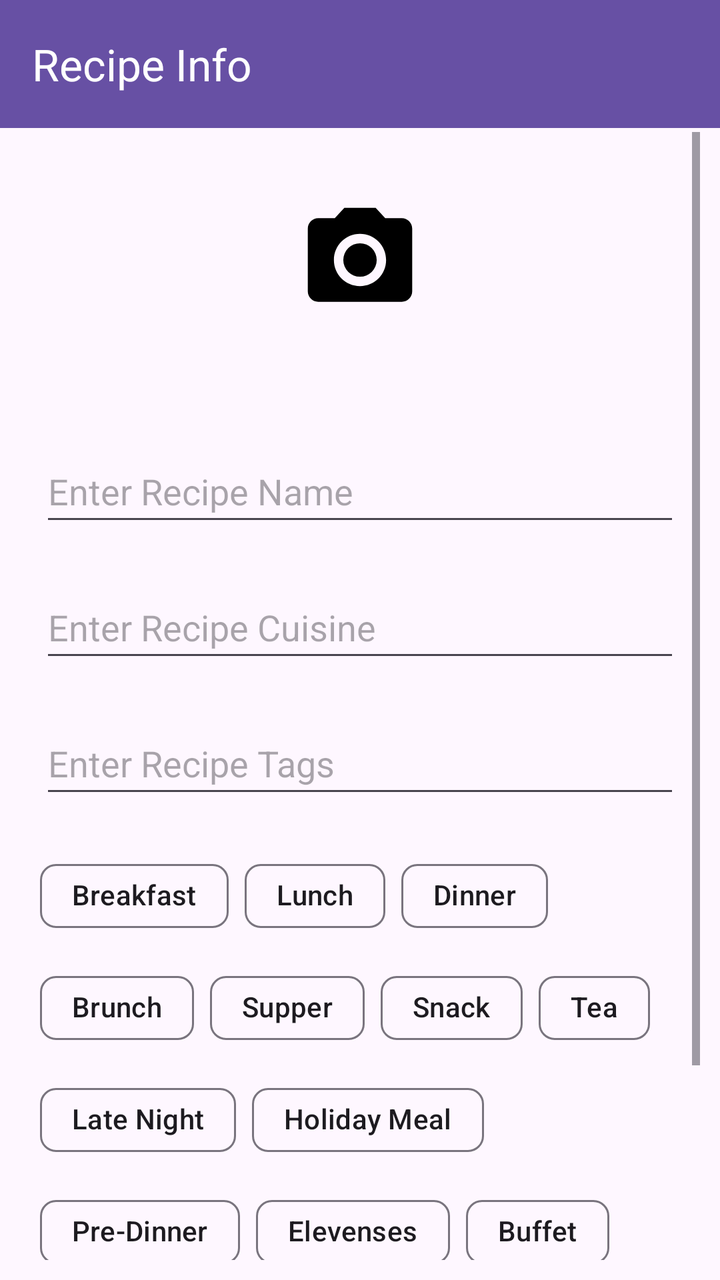
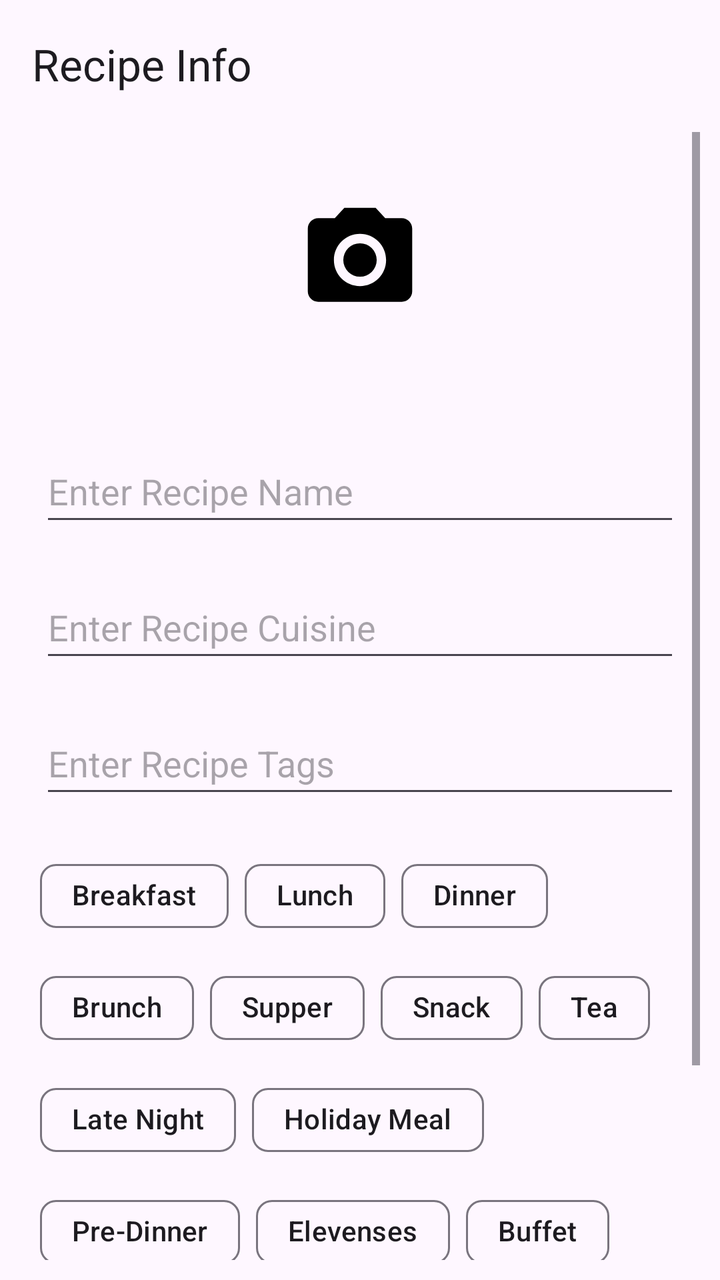

Two renders of the same Android screen: before a commit and after it. Below are the layout's source before the change and the commit's diff.
<!-- AndroidManifest.xml: application theme Theme.RecipeBook -->
<!-- res/layout/fragment_recipe_name.xml -->
<?xml version="1.0" encoding="utf-8"?>
<FrameLayout xmlns:android="http://schemas.android.com/apk/res/android"
    xmlns:tools="http://schemas.android.com/tools"
    android:layout_width="match_parent"
    android:layout_height="match_parent"
    xmlns:app="http://schemas.android.com/apk/res-auto"
    tools:context=".recipe.RecipeNameFragment">

    <androidx.appcompat.widget.Toolbar
        android:id="@+id/toolbar"
        android:layout_width="match_parent"
        android:layout_height="wrap_content"
        android:background="?attr/colorPrimary"
        app:title="Recipe Info"
        app:titleTextColor="@color/white"
        android:elevation="4dp" />

    <ScrollView
        android:layout_width="match_parent"
        android:layout_height="match_parent"
        android:padding="10dp"
        android:layout_marginTop="56dp"
        android:layout_below="@id/toolbar">

        <LinearLayout
            android:layout_width="match_parent"
            android:layout_height="match_parent"
            android:orientation="vertical"
            tools:context=".MainActivity"
            tools:ignore="ExtraText">

            <ImageView
                android:scrollbars="vertical"
                    android:id="@+id/idIVRecipeImage"
                    android:layout_width="match_parent"
                    android:layout_height="wrap_content"
                    android:layout_margin="10dp"
                    android:hint="Enter Recipe Image"
                    android:minHeight="48dp"
                    android:src="@drawable/ic_baseline_camera_foreground" />

            <HorizontalScrollView
                android:layout_width="match_parent"
                android:layout_height="wrap_content"
                android:layout_margin="8dp">
                <LinearLayout
                    android:id="@+id/selectedImagesCarousel"
                    android:layout_width="wrap_content"
                    android:layout_height="wrap_content"
                    android:orientation="horizontal"/>
            </HorizontalScrollView>



            <EditText
                android:id="@+id/idEdtRecipeName"
                android:layout_width="match_parent"
                android:layout_height="wrap_content"
                android:layout_margin="10dp"
                android:hint="Enter Recipe Name"
                android:minHeight="48dp" />

            <EditText
                android:id="@+id/idEdtRecipeCuisine"
                android:layout_width="match_parent"
                android:layout_height="wrap_content"
                android:layout_margin="10dp"
                android:hint="Enter Recipe Cuisine"
                android:minHeight="48dp" />

            <EditText
                android:id="@+id/idEdtRecipeTags"
                android:layout_width="match_parent"
                android:layout_height="wrap_content"
                android:layout_margin="10dp"
                android:hint="Enter Recipe Tags"
                android:minHeight="48dp" />

            <androidx.core.widget.NestedScrollView
                android:layout_width="match_parent"
                android:layout_height="wrap_content"
                android:layout_margin="10dp">

                <com.google.android.material.chip.ChipGroup
                    android:id="@+id/chipGroupMealType"
                    android:layout_width="match_parent"
                    android:layout_height="wrap_content"
                    app:singleLine="false"
                    android:orientation="horizontal">

                    
                    <com.google.android.material.chip.Chip
                        android:id="@+id/chipBreakfast"
                        android:layout_width="wrap_content"
                        android:layout_height="wrap_content"
                        android:text="Breakfast"
                        app:closeIconVisible="false"
                        android:checkable="true"
                        />

                    <com.google.android.material.chip.Chip
                        android:id="@+id/chipLunch"
                        android:layout_width="wrap_content"
                        android:layout_height="wrap_content"
                        android:text="Lunch"
                        app:closeIconVisible="false"
                        android:checkable="true"
                        />

                    <com.google.android.material.chip.Chip
                        android:id="@+id/chipDinner"
                        android:layout_width="wrap_content"
                        android:layout_height="wrap_content"
                        android:text="Dinner"
                        app:closeIconVisible="false"
                        android:checkable="true"/>

                    <com.google.android.material.chip.Chip
                        android:id="@+id/chipBrunch"
                        android:layout_width="wrap_content"
                        android:layout_height="wrap_content"
                        android:text="Brunch"
                        app:closeIconVisible="false"
                        android:checkable="true"/>

                    <com.google.android.material.chip.Chip
                        android:id="@+id/chipSupper"
                        android:layout_width="wrap_content"
                        android:layout_height="wrap_content"
                        android:text="Supper"
                        app:closeIconVisible="false"
                        android:checkable="true"/>

                    <com.google.android.material.chip.Chip
                        android:id="@+id/chipSnack"
                        android:layout_width="wrap_content"
                        android:layout_height="wrap_content"
                        android:text="Snack"
                        app:closeIconVisible="false"
                        android:checkable="true"/>

                    <com.google.android.material.chip.Chip
                        android:id="@+id/chipTea"
                        android:layout_width="wrap_content"
                        android:layout_height="wrap_content"
                        android:text="Tea"
                        app:closeIconVisible="false"
                        android:checkable="true"/>

                    <com.google.android.material.chip.Chip
                        android:id="@+id/chipLateNight"
                        android:layout_width="wrap_content"
                        android:layout_height="wrap_content"
                        android:text="Late Night"
                        app:closeIconVisible="false"
                        android:checkable="true" />

                    <com.google.android.material.chip.Chip
                        android:id="@+id/chipHolidayMeal"
                        android:layout_width="wrap_content"
                        android:layout_height="wrap_content"
                        android:text="Holiday Meal"
                        app:closeIconVisible="false"
                        android:checkable="true"/>

                    <com.google.android.material.chip.Chip
                        android:id="@+id/chipPreDinner"
                        android:layout_width="wrap_content"
                        android:layout_height="wrap_content"
                        android:text="Pre-Dinner"
                        app:closeIconVisible="false"
                        android:checkable="true"/>

                    <com.google.android.material.chip.Chip
                        android:id="@+id/chipElevenses"
                        android:layout_width="wrap_content"
                        android:layout_height="wrap_content"
                        android:text="Elevenses"
                        app:closeIconVisible="false"
                        android:checkable="true"/>

                    <com.google.android.material.chip.Chip
                        android:id="@+id/chipBuffet"
                        android:layout_width="wrap_content"
                        android:layout_height="wrap_content"
                        android:text="Buffet"
                        app:closeIconVisible="false"
                        android:checkable="true"/>

                    <com.google.android.material.chip.Chip
                        android:id="@+id/chipPicnic"
                        android:layout_width="wrap_content"
                        android:layout_height="wrap_content"
                        android:text="Picnic"
                        app:closeIconVisible="false"
                        android:checkable="true"/>

                    <com.google.android.material.chip.Chip
                        android:id="@+id/chipFeast"
                        android:layout_width="wrap_content"
                        android:layout_height="wrap_content"
                        android:text="Feast"
                        app:closeIconVisible="false"
                        android:checkable="true"/>

                    <com.google.android.material.chip.Chip
                        android:id="@+id/chipCocktailParty"
                        android:layout_width="wrap_content"
                        android:layout_height="wrap_content"
                        android:text="Cocktail Party"
                        app:closeIconVisible="false"
                        android:checkable="true" />

                    <com.google.android.material.chip.Chip
                        android:id="@+id/chipSpecialOccasion"
                        android:layout_width="wrap_content"
                        android:layout_height="wrap_content"
                        android:text="Special Occasion"
                        app:closeIconVisible="false"
                        android:checkable="true"/>

                </com.google.android.material.chip.ChipGroup>
            </androidx.core.widget.NestedScrollView>

        </LinearLayout>

    </ScrollView>

</FrameLayout>
<!-- resources referenced by this layout -->
<resources>
  <color name="white">#FFFFFFFF</color>
  <!-- drawable ic_baseline_camera_foreground (drawable) -->
  <vector xmlns:android="http://schemas.android.com/apk/res/android"
      android:width="108dp"
      android:height="108dp"
      android:viewportWidth="24"
      android:viewportHeight="24"
      android:tint="#000000">
    <group android:scaleX="0.58"
        android:scaleY="0.58"
        android:translateX="5.04"
        android:translateY="5.04">
      <path
          android:fillColor="@android:color/white"
          android:pathData="M12,12m-3.2,0a3.2,3.2 0,1 1,6.4 0a3.2,3.2 0,1 1,-6.4 0"/>
      <path
          android:fillColor="@android:color/white"
          android:pathData="M9,2L7.17,4L4,4c-1.1,0 -2,0.9 -2,2v12c0,1.1 0.9,2 2,2h16c1.1,0 2,-0.9 2,-2L22,6c0,-1.1 -0.9,-2 -2,-2h-3.17L15,2L9,2zM12,17c-2.76,0 -5,-2.24 -5,-5s2.24,-5 5,-5 5,2.24 5,5 -2.24,5 -5,5z"/>
    </group>
  </vector>
  <style name="Theme.RecipeBook" parent="Base.Theme.RecipeBook" />
  <style name="Base.Theme.RecipeBook" parent="Theme.Material3.DayNight.NoActionBar">
          
          
      </style>
</resources>

<!-- the commit's change to res/layout/fragment_recipe_name.xml (unified diff, before → after) -->
@@ -4,15 +4,15 @@
     android:layout_width="match_parent"
     android:layout_height="match_parent"
     xmlns:app="http://schemas.android.com/apk/res-auto"
-    tools:context=".recipe.RecipeNameFragment">
+    tools:context=".recipe.view.fragments.RecipeNameFragment">
 
     <androidx.appcompat.widget.Toolbar
         android:id="@+id/toolbar"
         android:layout_width="match_parent"
         android:layout_height="wrap_content"
-        android:background="?attr/colorPrimary"
         app:title="Recipe Info"
-        app:titleTextColor="@color/white"
+
+
         android:elevation="4dp" />
 
     <ScrollView
<!-- resource entries referenced after the edit -->
@@ -1,6 +1,5 @@
 <!-- resources referenced by this layout -->
 <resources>
-  <color name="white">#FFFFFFFF</color>
   <!-- drawable ic_baseline_camera_foreground (drawable) -->
   <vector xmlns:android="http://schemas.android.com/apk/res/android"
       android:width="108dp"
